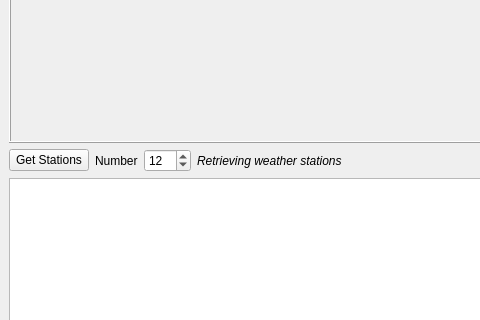
Above: Qt/weatherstations/qtWeatherStations.ui from OpenGeoscience/vtkMap before the change; both pictures show x 0 to 480 and y 319 to 639 of the 800 by 720 pixel window. Below: the same form after it.
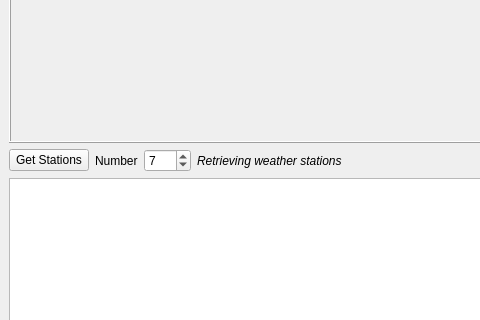
That is the form after the change. Custom widgets are drawn as their Qt base class.

The edit to the form file:
```diff
--- a/Qt/weatherstations/qtWeatherStations.ui
+++ b/Qt/weatherstations/qtWeatherStations.ui
@@ -135,7 +135,7 @@
          <number>100</number>
         </property>
         <property name="value">
-         <number>12</number>
+         <number>7</number>
         </property>
        </widget>
       </item>
```
Left out of the diff: 2 changed lines with no effect on the pictures.
